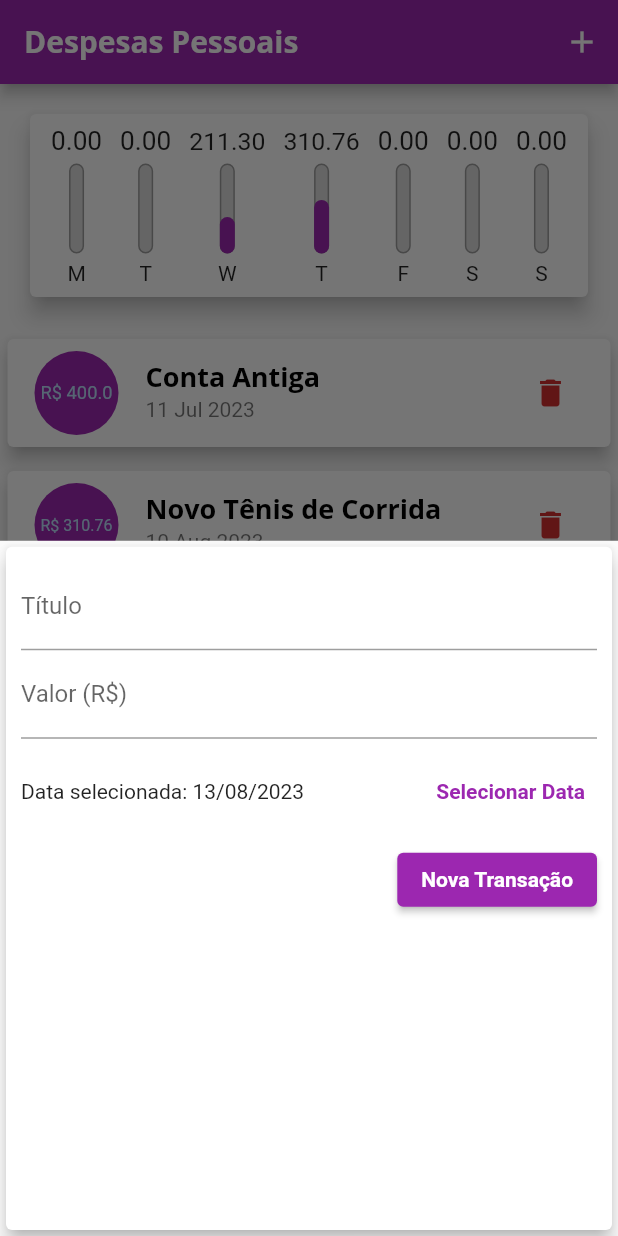
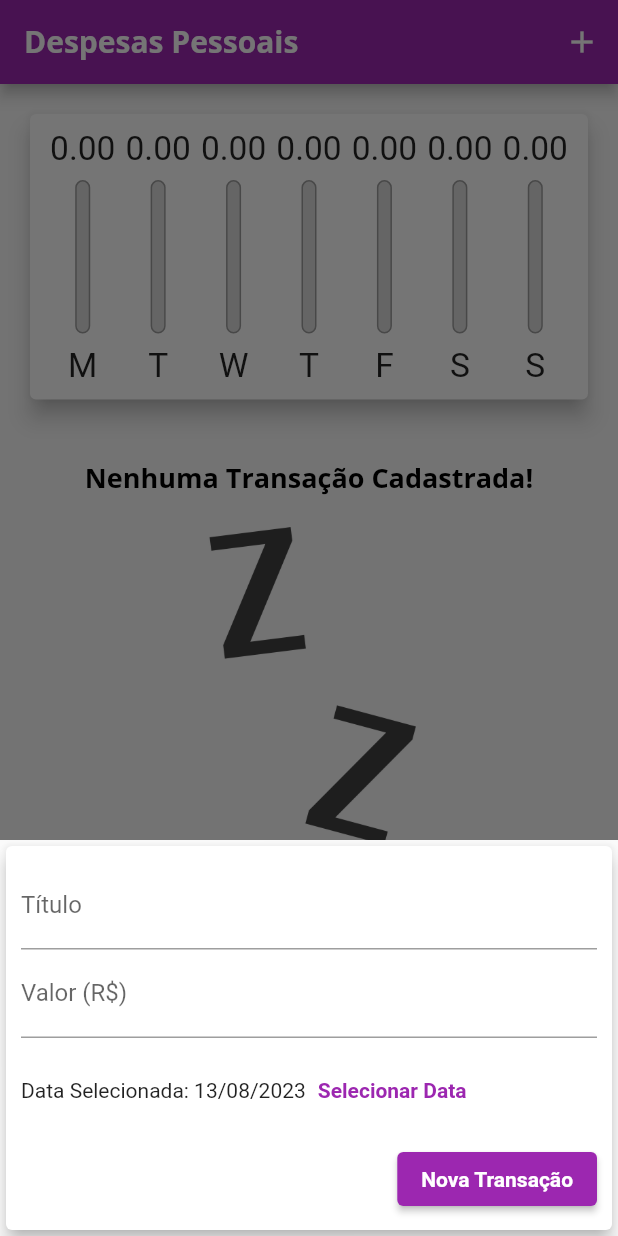
Before and after one commit to LucasLaza/learning-flutter, a Flutter app: the screen it shows after launch, after a tap on the "add" icon, on a phone screen of 412 x 824 dp. Run offline on Flutter 3.47's test engine with Material 2 defaults, Android fonts, the phone set to English and light mode, and no system bars.

Commit message:
making expenses project responsive

```diff
--- /dev/null
+++ b/expenses/lib/components/adaptative_button.dart
@@ -0,0 +1,36 @@
+import 'dart:io';
+import 'package:flutter/cupertino.dart';
+import 'package:flutter/material.dart';
+
+class AdaptativeButton extends StatelessWidget {
+  final String label;
+  final Function() onPressed;
+
+  const AdaptativeButton(
+    this.label,
+    this.onPressed, {
+    Key? key,
+  }) : super(key: key);
+
+  @override
+  Widget build(BuildContext context) {
+    return Platform.isIOS
+        ? CupertinoButton(
+            child: Text(label),
+            onPressed: onPressed,
+            color: Theme.of(context).colorScheme.primary,
+            padding: const EdgeInsets.symmetric(
+              horizontal: 20,
+            ),
+          )
+        : ElevatedButton(
+            child: Text(
+              label,
+              style: TextStyle(
+                color: Theme.of(context).textTheme.button?.color,
+              ),
+            ),
+            onPressed: onPressed,
+          );
+  }
+}
--- /dev/null
+++ b/expenses/lib/components/adaptative_date_picker.dart
@@ -0,0 +1,66 @@
+import 'dart:io';
+import 'package:flutter/cupertino.dart';
+import 'package:flutter/material.dart';
+import 'package:intl/intl.dart';
+
+class AdaptativeDatePicker extends StatelessWidget {
+  final DateTime? selectedDate;
+  final Function(DateTime)? onDateChanged;
+
+  const AdaptativeDatePicker({
+    this.selectedDate,
+    this.onDateChanged,
+    Key? key,
+  }) : super(key: key);
+
+  _showDatePicker(BuildContext context) {
+    showDatePicker(
+      context: context,
+      initialDate: DateTime.now(),
+      firstDate: DateTime(2019),
+      lastDate: DateTime.now(),
+    ).then((pickedDate) {
+      if (pickedDate == null) {
+        return;
+      }
+
+      onDateChanged!(pickedDate);
+    });
+  }
+
+  @override
+  Widget build(BuildContext context) {
+    return Platform.isIOS
+        ? SizedBox(
+            height: 180,
+            child: CupertinoDatePicker(
+              mode: CupertinoDatePickerMode.date,
+              initialDateTime: DateTime.now(),
+              minimumDate: DateTime(2019),
+              maximumDate: DateTime.now(),
+              onDateTimeChanged: onDateChanged!,
+            ),
+          )
+        : SizedBox(
+            height: 70,
+            child: Row(
+              children: <Widget>[
+                Text(
+                  selectedDate == null
+                      ? 'Nenhuma data selecionada!'
+                      : 'Data Selecionada: ${DateFormat('dd/MM/y').format(selectedDate!)}',
+                ),
+                TextButton(
+                  child: const Text(
+                    'Selecionar Data',
+                    style: TextStyle(
+                      fontWeight: FontWeight.bold,
+                    ),
+                  ),
+                  onPressed: () => _showDatePicker(context),
+                )
+              ],
+            ),
+          );
+  }
+}
--- /dev/null
+++ b/expenses/lib/components/adaptative_text_field.dart
@@ -0,0 +1,46 @@
+import 'dart:io';
+import 'package:flutter/cupertino.dart';
+import 'package:flutter/material.dart';
+
+class AdaptativeTextField extends StatelessWidget {
+  final String? label;
+  final TextEditingController? controller;
+  final TextInputType keyboardType;
+  final Function(String)? onSubmitted;
+
+  const AdaptativeTextField({
+    this.label,
+    this.controller,
+    this.keyboardType = TextInputType.text,
+    this.onSubmitted,
+    Key? key,
+  }) : super(key: key);
+
+  @override
+  Widget build(BuildContext context) {
+    return Platform.isIOS
+        ? Padding(
+            padding: const EdgeInsets.only(
+              bottom: 10,
+            ),
+            child: CupertinoTextField(
+              controller: controller,
+              keyboardType: keyboardType,
+              onSubmitted: onSubmitted,
+              placeholder: label,
+              padding: const EdgeInsets.symmetric(
+                horizontal: 6,
+                vertical: 12,
+              ),
+            ),
+          )
+        : TextField(
+            controller: controller,
+            keyboardType: keyboardType,
+            onSubmitted: onSubmitted,
+            decoration: InputDecoration(
+              labelText: label,
+            ),
+          );
+  }
+}
--- a/expenses/lib/components/chart.dart
+++ b/expenses/lib/components/chart.dart
@@ -45,12 +45,12 @@ class Chart extends StatelessWidget {
       elevation: 6,
       margin: const EdgeInsets.all(20),
       child: Padding(
-        padding: const EdgeInsets.all(8.0),
+        padding: const EdgeInsets.all(10),
         child: Row(
           mainAxisAlignment: MainAxisAlignment.spaceAround,
           children: groupedTransactions.map((tr) {
             return Flexible(
-              fit: FlexFit.loose,
+              fit: FlexFit.tight,
               child: ChartBar(
                 label: tr['day'] as String,
                 value: tr['value'] as double,
--- a/expenses/lib/components/chart_bar.dart
+++ b/expenses/lib/components/chart_bar.dart
@@ -14,17 +14,19 @@ class ChartBar extends StatelessWidget {
 
   @override
   Widget build(BuildContext context) {
+    return LayoutBuilder(
+      builder: (ctx, constraints) {
         return Column(
           children: [
-        Container(
-          height: 20,
+            SizedBox(
+              height: constraints.maxHeight * 0.15,
               child: FittedBox(
-            child: Text('${value!.toStringAsFixed(2)}'),
+                child: Text(value!.toStringAsFixed(2)),
               ),
             ),
-        const SizedBox(height: 5),
+            SizedBox(height: constraints.maxHeight * 0.05),
             SizedBox(
-          height: 60,
+              height: constraints.maxHeight * 0.6,
               width: 10,
               child: Stack(
                 alignment: Alignment.bottomCenter,
@@ -51,9 +53,16 @@ class ChartBar extends StatelessWidget {
                 ],
               ),
             ),
-        const SizedBox(height: 5),
-        Text(label!),
+            SizedBox(height: constraints.maxHeight * 0.05),
+            SizedBox(
+              height: constraints.maxHeight * 0.15,
+              child: FittedBox(
+                child: Text(label!),
+              ),
+            ),
           ],
+        );
+      },
     );
   }
 }
--- a/expenses/lib/components/transaction_form.dart
+++ b/expenses/lib/components/transaction_form.dart
@@ -1,5 +1,7 @@
 import 'package:flutter/material.dart';
-import 'package:intl/intl.dart';
+import 'adaptative_button.dart';
+import 'adaptative_text_field.dart';
+import 'adaptative_date_picker.dart';
 
 class TransactionForm extends StatefulWidget {
   final void Function(String, double, DateTime) onSubmit;
@@ -13,7 +15,7 @@ class TransactionForm extends StatefulWidget {
 class _TransactionFormState extends State<TransactionForm> {
   final _titleController = TextEditingController();
   final _valueController = TextEditingController();
-  DateTime _selectedDate = DateTime.now();
+  DateTime? _selectedDate = DateTime.now();
 
   _submitForm() {
     final title = _titleController.text;
@@ -23,88 +25,56 @@ class _TransactionFormState extends State<TransactionForm> {
       return;
     }
 
-    widget.onSubmit(title, value, _selectedDate);
-  }
-
-  _showDatePicker() {
-    showDatePicker(
-      context: context,
-      initialDate: DateTime.now(),
-      firstDate: DateTime(2019),
-      lastDate: DateTime.now(),
-    ).then((pickedDate) {
-      if (pickedDate == null) {
-        return;
-      }
-
-      setState(() {
-        _selectedDate = pickedDate;
-      });
-    });
+    widget.onSubmit(title, value, _selectedDate!);
   }
 
   @override
   Widget build(BuildContext context) {
-    return Card(
+    return SingleChildScrollView(
+      child: Card(
         elevation: 5,
         child: Padding(
-        padding: const EdgeInsets.all(10),
+          padding: EdgeInsets.only(
+            top: 10,
+            right: 10,
+            left: 10,
+            bottom: 10 + MediaQuery.of(context).viewInsets.bottom,
+          ),
           child: Column(
             children: [
-            TextField(
+              AdaptativeTextField(
+                label: 'Título',
                 controller: _titleController,
-              onSubmitted: (_) => _submitForm(),
-              decoration: const InputDecoration(
-                labelText: 'Título',
+                onSubmitted: (_) => _submitForm,
               ),
-            ),
-            TextField(
+              AdaptativeTextField(
+                label: 'Valor (R\$)',
                 controller: _valueController,
                 keyboardType:
                     const TextInputType.numberWithOptions(decimal: true),
-              onSubmitted: (_) => _submitForm(),
-              decoration: const InputDecoration(
-                labelText: 'Valor (R\$)',
+                onSubmitted: (_) => _submitForm,
               ),
-            ),
-            SizedBox(
-              height: 70,
-              child: Row(
-                children: <Widget>[
-                  Expanded(
-                    child: Text(_selectedDate == null
-                        ? 'Nenhuma data selecionada!'
-                        : 'Data selecionada: ${DateFormat('dd/MM/y').format(_selectedDate)}'),
-                  ),
-                  TextButton(
-                    child: const Text(
-                      'Selecionar Data',
-                      style: TextStyle(
-                        fontWeight: FontWeight.bold,
-                      ),
-                    ),
-                    onPressed: _showDatePicker,
-                  )
-                ],
-              ),
+              AdaptativeDatePicker(
+                selectedDate: _selectedDate,
+                onDateChanged: (newDate) {
+                  setState(() {
+                    _selectedDate = newDate;
+                  });
+                },
               ),
               Row(
                 mainAxisAlignment: MainAxisAlignment.end,
                 children: <Widget>[
-                ElevatedButton(
-                  child: Text(
+                  AdaptativeButton(
                     'Nova Transação',
-                    style: TextStyle(
-                      color: Theme.of(context).textTheme.labelLarge?.color,
-                    ),
-                  ),
-                  onPressed: _submitForm,
+                    _submitForm,
                   ),
                 ],
               ),
             ],
           ),
         ),
+      ),
     );
   }
 }
--- a/expenses/lib/components/transaction_list.dart
+++ b/expenses/lib/components/transaction_list.dart
@@ -11,25 +11,27 @@ class TransactionList extends StatelessWidget {
 
   @override
   Widget build(BuildContext context) {
-    return SizedBox(
-      height: 430,
-      child: transactions.isEmpty
-          ? Column(
+    return transactions.isEmpty
+        ? LayoutBuilder(
+            builder: (ctx, constraints) {
+              return Column(
                 children: [
                   const SizedBox(height: 20),
                   Text(
                     'Nenhuma Transação Cadastrada!',
-                  style: Theme.of(context).textTheme.titleLarge,
+                    style: Theme.of(context).textTheme.headline6,
                   ),
                   const SizedBox(height: 20),
                   SizedBox(
-                  height: 200,
+                    height: constraints.maxHeight * 0.6,
                     child: Image.asset(
                       'assets/images/waiting.png',
                       fit: BoxFit.cover,
                     ),
                   ),
                 ],
+              );
+            },
           )
         : ListView.builder(
             itemCount: transactions.length,
@@ -37,39 +39,51 @@ class TransactionList extends StatelessWidget {
               final tr = transactions[index];
               return Card(
                 elevation: 5,
-                  margin: EdgeInsets.symmetric(
+                margin: const EdgeInsets.symmetric(
                   vertical: 8,
                   horizontal: 5,
                 ),
                 child: ListTile(
                     leading: CircleAvatar(
-                      backgroundColor: Theme.of(context).colorScheme.primary,
+                      backgroundColor: Colors.purple,
                       radius: 30,
                       child: Padding(
                         padding: const EdgeInsets.all(6),
                         child: FittedBox(
                           child: Text(
-                            'R\$ ${tr.value}',
+                            'R\$${tr.value}',
+                            style: const TextStyle(
+                              color: Colors.white,
+                            ),
                           ),
                         ),
                       ),
                     ),
                     title: Text(
                       tr.title,
-                      style: Theme.of(context).textTheme.titleLarge,
+                      style: Theme.of(context).textTheme.headline6,
                     ),
                     subtitle: Text(
                       DateFormat('d MMM y').format(tr.date),
                     ),
-                    trailing: IconButton(
+                    trailing: MediaQuery.of(context).size.width > 480
+                        ? TextButton.icon(
                             onPressed: () => onRemove(tr.id),
-                      icon: Icon(Icons.delete),
-                      color: Theme.of(context).colorScheme.error,
+                            icon: Icon(Icons.delete,
+                                color: Theme.of(context).errorColor),
+                            label: Text(
+                              'Excluir',
+                              style: TextStyle(
+                                  color: Theme.of(context).errorColor),
                             ),
-                  ),
+                          )
+                        : IconButton(
+                            icon: const Icon(Icons.delete),
+                            color: Theme.of(context).errorColor,
+                            onPressed: () => onRemove(tr.id),
+                          )),
               );
             },
-            ),
           );
   }
 }
--- a/expenses/lib/main.dart
+++ b/expenses/lib/main.dart
@@ -1,9 +1,9 @@
 import 'package:expenses/components/transaction_form.dart';
 import 'package:flutter/material.dart';
 import 'dart:math';
-import 'package:expenses/components/transaction_list.dart';
+import 'components/transaction_list.dart';
 import 'components/chart.dart';
-import 'package:expenses/models/transaction.dart';
+import 'models/transaction.dart';
 
 main() => runApp(ExpensesApp());
 
@@ -27,10 +27,11 @@ class ExpensesApp extends StatelessWidget {
             fontWeight: FontWeight.bold,
             color: Colors.black,
           ),
-            labelLarge: TextStyle(
+          labelLarge: const TextStyle(
             color: Colors.white,
             fontWeight: FontWeight.bold,
-            )),
+          ),
+        ),
         appBarTheme: const AppBarTheme(
           titleTextStyle: TextStyle(
             fontFamily: 'OpenSans',
@@ -51,26 +52,7 @@ class MyHomePage extends StatefulWidget {
 }
 
 class _MyHomePageState extends State<MyHomePage> {
-  final List<Transaction> _transactions = [
-    Transaction(
-      id: 't0',
-      title: 'Conta Antiga',
-      value: 400.00,
-      date: DateTime.now().subtract(const Duration(days: 33)),
-    ),
-    Transaction(
-      id: 't1',
-      title: 'Novo Tênis de Corrida',
-      value: 310.76,
-      date: DateTime.now().subtract(const Duration(days: 3)),
-    ),
-    Transaction(
-      id: 't2',
-      title: 'Conta de Luz',
-      value: 211.30,
-      date: DateTime.now().subtract(const Duration(days: 4)),
-    ),
-  ];
+  final List<Transaction> _transactions = [];
 
   List<Transaction> get _recentTransactions {
     return _transactions.where((tr) {
@@ -112,8 +94,7 @@ class _MyHomePageState extends State<MyHomePage> {
 
   @override
   Widget build(BuildContext context) {
-    return Scaffold(
-      appBar: AppBar(
+    final appBar = AppBar(
       title: const Text('Despesas Pessoais'),
       actions: [
         IconButton(
@@ -121,13 +102,26 @@ class _MyHomePageState extends State<MyHomePage> {
           onPressed: () => _openTransactionFormModal(context),
         ),
       ],
-      ),
+    );
+
+    final availableHeight = MediaQuery.of(context).size.height -
+        appBar.preferredSize.height -
+        MediaQuery.of(context).padding.top;
+
+    return Scaffold(
+      appBar: appBar,
       body: SingleChildScrollView(
         child: Column(
           crossAxisAlignment: CrossAxisAlignment.stretch,
           children: [
-            Chart(_recentTransactions),
-            TransactionList(_transactions, _removeTransaction),
+            SizedBox(
+              height: availableHeight * 0.3,
+              child: Chart(_recentTransactions),
+            ),
+            SizedBox(
+              height: availableHeight * 0.7,
+              child: TransactionList(_transactions, _removeTransaction),
+            ),
           ],
         ),
       ),
```
Lines whose indentation alone changed are shown as unchanged.
